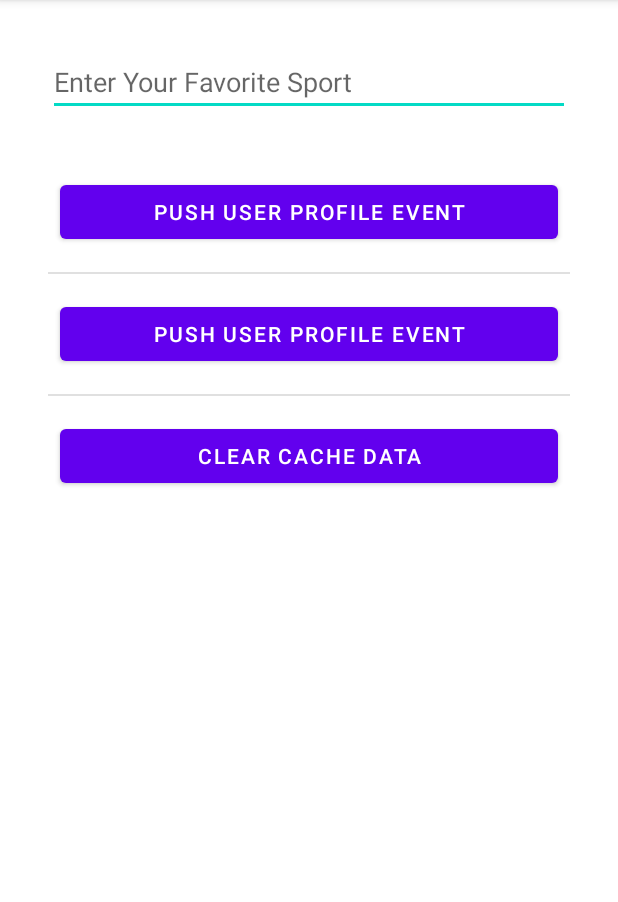
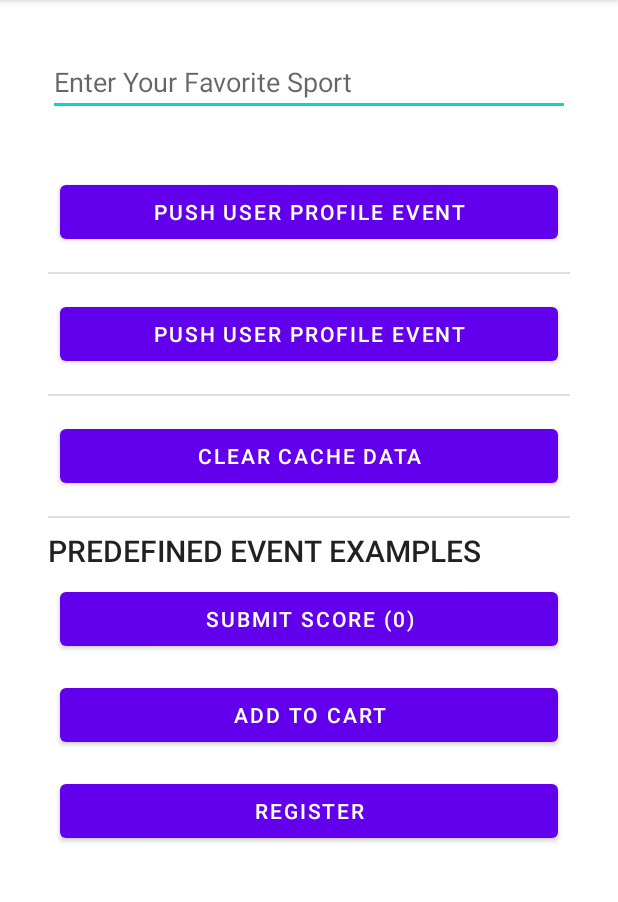
Before and after one commit to cengiztoru/HMSCoreKits, an Android app: the AnalyticsKitActivity screen opened directly, with no data from a screen before it, on a phone screen of 412 x 824 dp, the part 84-986 px from its top. Run offline under Robolectric (Android 15) with nearby library versions, the phone set to English and light mode, and no system bars; libraries missing offline, so code that uses them is left out: com.huawei.agconnect, com.huawei.hms; 3 statements that could not run were skipped.

Commit message:
[HMS Analytics Kit] Prepared Some Predefined Event Type Examples

```diff
--- a/app/src/main/res/layout/activity_analytics.xml
+++ b/app/src/main/res/layout/activity_analytics.xml
@@ -1,11 +1,15 @@
 <?xml version="1.0" encoding="utf-8"?>
-<androidx.appcompat.widget.LinearLayoutCompat xmlns:android="http://schemas.android.com/apk/res/android"
+<ScrollView xmlns:android="http://schemas.android.com/apk/res/android"
     xmlns:tools="http://schemas.android.com/tools"
     android:layout_width="match_parent"
     android:layout_height="match_parent"
+    tools:context=".ui.analytics_kit.AnalyticsKitActivity">
+
+    <androidx.appcompat.widget.LinearLayoutCompat
+        android:layout_width="match_parent"
+        android:layout_height="wrap_content"
         android:orientation="vertical"
-    android:padding="32dp"
-    tools:context=".ui.analytics_kit.AnalyticsKitActivity">
+        android:padding="32dp">
 
         <com.google.android.material.textfield.TextInputEditText
             android:id="@+id/et_favorite_sport"
@@ -30,9 +34,8 @@
             android:layout_marginBottom="8dp"
             android:background="?android:attr/listDivider" />
 
-
         <com.google.android.material.button.MaterialButton
-        android:id="@+id/btn_push_event"
+            android:id="@+id/btn_user_profile_event"
             style="@style/ButtonStyle"
             android:text="Push User Profile Event" />
 
@@ -43,10 +46,40 @@
             android:layout_marginBottom="8dp"
             android:background="?android:attr/listDivider" />
 
-
         <com.google.android.material.button.MaterialButton
             android:id="@+id/btn_clear_data"
             style="@style/ButtonStyle"
             android:text="Clear Cache Data" />
 
+        <View
+            android:layout_width="match_parent"
+            android:layout_height="1dp"
+            android:layout_marginTop="8dp"
+            android:layout_marginBottom="8dp"
+            android:background="?android:attr/listDivider" />
+
+        <com.google.android.material.textview.MaterialTextView
+            android:id="@+id/tv_header_predefined_event_type"
+            style="@style/TextAppearance.AppCompat.Title"
+            android:layout_width="match_parent"
+            android:layout_height="wrap_content"
+            android:text="PREDEFINED EVENT EXAMPLES" />
+
+        <com.google.android.material.button.MaterialButton
+            android:id="@+id/btn_submit_score"
+            style="@style/ButtonStyle"
+            android:text="Submit Score (0)" />
+
+        <com.google.android.material.button.MaterialButton
+            android:id="@+id/btn_add_to_cart"
+            style="@style/ButtonStyle"
+            android:text="ADD TO CART" />
+
+        <com.google.android.material.button.MaterialButton
+            android:id="@+id/btn_register"
+            style="@style/ButtonStyle"
+            android:text="REGISTER" />
+
+
     </androidx.appcompat.widget.LinearLayoutCompat>
+</ScrollView>
```
Also changed, not shown: app/src/main/java/com/cengiztoru/hmscorekits/ui/analytics_kit/AnalyticsKitActivity.kt (+65 -1 lines). Lines whose indentation alone changed are shown as unchanged.
